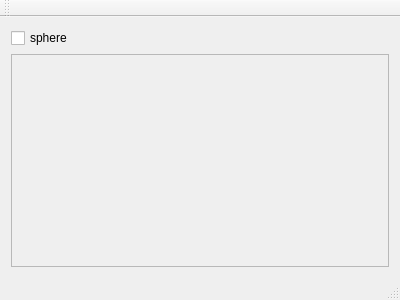
First picture: the form in EquirectangularProjection/mainwindow.ui, repository wangchaoxixixi/EquirectangularProjection, before the edit.
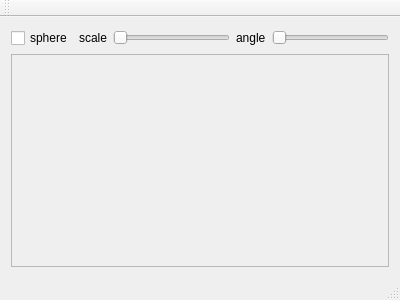
Second picture: the form after the edit.

Commit message: 添加调节scale和angle的滑动条

The edit to the form file:
```diff
--- a/EquirectangularProjection/mainwindow.ui
+++ b/EquirectangularProjection/mainwindow.ui
@@ -14,7 +14,48 @@
    <string>MainWindow</string>
   </property>
   <widget class="QWidget" name="centralWidget">
+   <layout class="QGridLayout" name="gridLayout_2">
+    <item row="0" column="0">
    <layout class="QGridLayout" name="gridLayout">
+      <item row="0" column="0">
+       <layout class="QHBoxLayout" name="horizontalLayout">
+        <item>
+         <widget class="QCheckBox" name="isSphere_checkBox">
+          <property name="text">
+           <string>sphere</string>
+          </property>
+         </widget>
+        </item>
+        <item>
+         <widget class="QLabel" name="label">
+          <property name="text">
+           <string>scale</string>
+          </property>
+         </widget>
+        </item>
+        <item>
+         <widget class="QSlider" name="scale_horizontalSlider">
+          <property name="orientation">
+           <enum>Qt::Horizontal</enum>
+          </property>
+         </widget>
+        </item>
+        <item>
+         <widget class="QLabel" name="label_2">
+          <property name="text">
+           <string>angle</string>
+          </property>
+         </widget>
+        </item>
+        <item>
+         <widget class="QSlider" name="angle_horizontalSlider">
+          <property name="orientation">
+           <enum>Qt::Horizontal</enum>
+          </property>
+         </widget>
+        </item>
+       </layout>
+      </item>
     <item row="1" column="0">
      <widget class="QScrollArea" name="scrollArea">
       <property name="widgetResizable">
@@ -32,12 +73,7 @@
       </widget>
      </widget>
     </item>
-    <item row="0" column="0">
-     <widget class="QCheckBox" name="isSphere_checkBox">
-      <property name="text">
-       <string>sphere</string>
-      </property>
-     </widget>
+     </layout>
     </item>
    </layout>
   </widget>
```
Left out of the diff: 4 changed lines with no effect on the pictures. Lines whose indentation alone changed are shown as unchanged. The commit also changes 11 other files.
